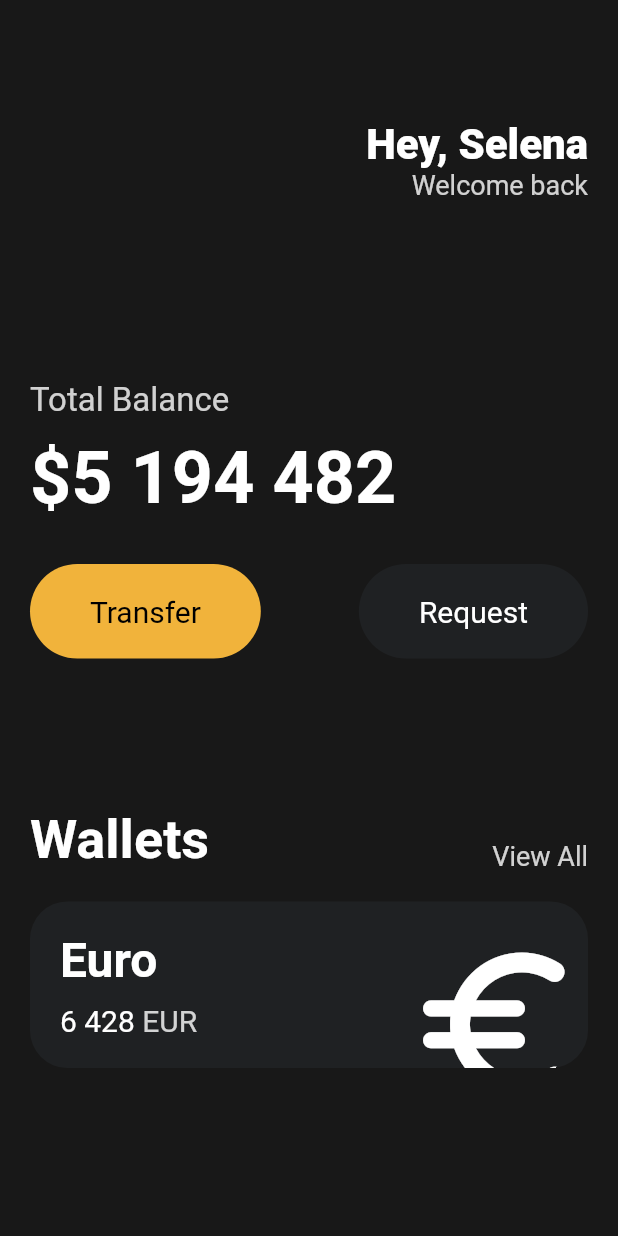
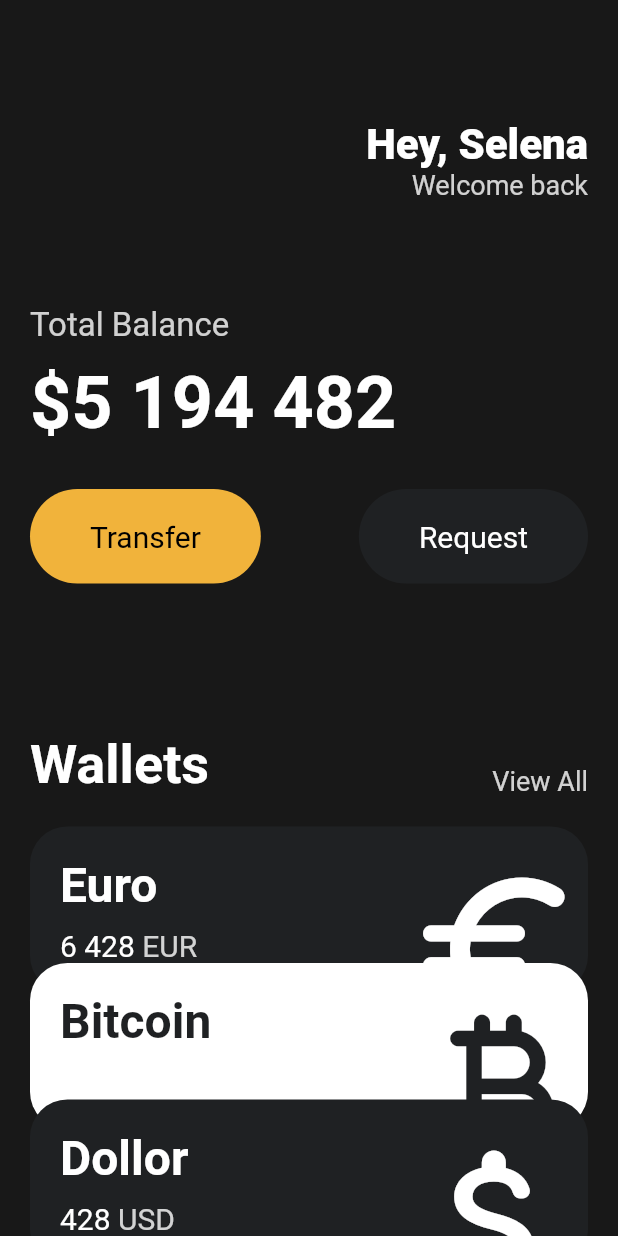
Before and after one commit to sol92824/flutter, a Flutter app: the screen it shows after launch, on a phone screen of 412 x 824 dp. Run offline on Flutter 3.47's test engine with Material 2 defaults, Android fonts, the phone set to English and light mode, and no system bars.

Commit message:
Reusable Cards

```diff
--- a/lib/main.dart
+++ b/lib/main.dart
@@ -1,5 +1,6 @@
 import 'package:flutter/material.dart';
 import 'package:toonflix/widgets/button.dart';
+import 'package:toonflix/widgets/currency_card.dart';
 
 void main() {
   runApp(const App());
@@ -13,7 +14,8 @@ class App extends StatelessWidget {
     return MaterialApp(
       home: Scaffold(
           backgroundColor: const Color(0xFF181818),
-          body: Padding(
+          body: SingleChildScrollView(
+            child: Padding(
               padding: const EdgeInsets.symmetric(
                 horizontal: 20,
               ),
@@ -45,7 +47,7 @@ class App extends StatelessWidget {
                     ],
                   ),
                   const SizedBox(
-                  height: 120,
+                    height: 70,
                   ),
                   Text(
                     'Total Balance',
@@ -110,74 +112,35 @@ class App extends StatelessWidget {
                   const SizedBox(
                     height: 20,
                   ),
-                Container(
-                  clipBehavior: Clip.hardEdge,
-                  decoration: BoxDecoration(
-                      color: const Color(0xFF1F2123),
-                      borderRadius: BorderRadius.circular(
-                        25,
-                      )),
-                  child: Padding(
-                    padding: const EdgeInsets.all(20),
-                    child: Row(
-                      mainAxisAlignment: MainAxisAlignment.spaceBetween,
-                      children: [
-                        Column(
-                          crossAxisAlignment: CrossAxisAlignment.start,
-                          children: [
-                            const Text(
-                              'Euro',
-                              style: TextStyle(
-                                color: Colors.white,
-                                fontSize: 32,
-                                fontWeight: FontWeight.w600,
+                  const CurrencyCard(
+                    name: 'Euro',
+                    code: 'EUR',
+                    amount: '6 428',
+                    icon: Icons.euro_rounded,
+                    isInverted: false,
+                  ),
+                  Transform.translate(
+                    offset: const Offset(0, -20),
+                    child: const CurrencyCard(
+                      name: 'Bitcoin',
+                      code: 'BTC',
+                      amount: '9 785',
+                      icon: Icons.currency_bitcoin_rounded,
+                      isInverted: true,
                     ),
                   ),
-                            const SizedBox(
-                              height: 10,
-                            ),
-                            Row(
-                              children: [
-                                const Text(
-                                  '6 428',
-                                  style: TextStyle(
-                                    color: Colors.white,
-                                    fontSize: 20,
-                                  ),
-                                ),
-                                const SizedBox(
-                                  width: 5,
-                                ),
-                                Text(
-                                  'EUR',
-                                  style: TextStyle(
-                                    color: Colors.white.withOpacity(0.8),
-                                    fontSize: 20,
+                  Transform.translate(
+                    offset: const Offset(0, -40),
+                    child: const CurrencyCard(
+                      name: 'Dollor',
+                      code: 'USD',
+                      amount: '428',
+                      icon: Icons.attach_money_rounded,
+                      isInverted: false,
                     ),
                   ),
                 ],
               ),
-                          ],
-                        ),
-                        Transform.scale(
-                          scale: 2.2,
-                          child: Transform.translate(
-                            offset: const Offset(
-                              -5,
-                              12,
-                            ),
-                            child: const Icon(
-                              Icons.euro_rounded,
-                              color: Colors.white,
-                              size: 58,
-                            ),
-                          ),
-                        )
-                      ],
-                    ),
-                  ),
-                ),
-              ],
             ),
           )),
     );
--- /dev/null
+++ b/lib/widgets/currency_card.dart
@@ -0,0 +1,89 @@
+import 'package:flutter/material.dart';
+
+class CurrencyCard extends StatelessWidget {
+  final String name, code, amount;
+  final IconData icon;
+  final bool isInverted;
+
+  final blackColor = const Color(0xFF1F2123);
+
+  const CurrencyCard({
+    super.key,
+    required this.name,
+    required this.code,
+    required this.amount,
+    required this.icon,
+    required this.isInverted,
+  });
+
+  @override
+  Widget build(BuildContext context) {
+    return Container(
+      clipBehavior: Clip.hardEdge,
+      decoration: BoxDecoration(
+          color: isInverted ? Colors.white : blackColor,
+          borderRadius: BorderRadius.circular(
+            25,
+          )),
+      child: Padding(
+        padding: const EdgeInsets.all(20),
+        child: Row(
+          mainAxisAlignment: MainAxisAlignment.spaceBetween,
+          children: [
+            Column(
+              crossAxisAlignment: CrossAxisAlignment.start,
+              children: [
+                Text(
+                  name,
+                  style: TextStyle(
+                    color: isInverted ? blackColor : Colors.white,
+                    fontSize: 32,
+                    fontWeight: FontWeight.w600,
+                  ),
+                ),
+                const SizedBox(
+                  height: 10,
+                ),
+                Row(
+                  children: [
+                    Text(
+                      amount,
+                      style: const TextStyle(
+                        color: Colors.white,
+                        fontSize: 20,
+                      ),
+                    ),
+                    const SizedBox(
+                      width: 5,
+                    ),
+                    Text(
+                      code,
+                      style: TextStyle(
+                        color: Colors.white.withOpacity(0.8),
+                        fontSize: 20,
+                      ),
+                    ),
+                  ],
+                ),
+              ],
+            ),
+            Transform.scale(
+              scale: 2.2,
+              child: Transform.translate(
+                offset: const Offset(
+                  -5,
+                  12,
+                ),
+                child: Icon(
+                  icon,
+                  color: isInverted ? blackColor : Colors.white,
+                  size: 58,
+                ),
+              ),
+            )
+          ],
+        ),
+      ),
+    );
+  }
+}
```
Lines whose indentation alone changed are shown as unchanged.
